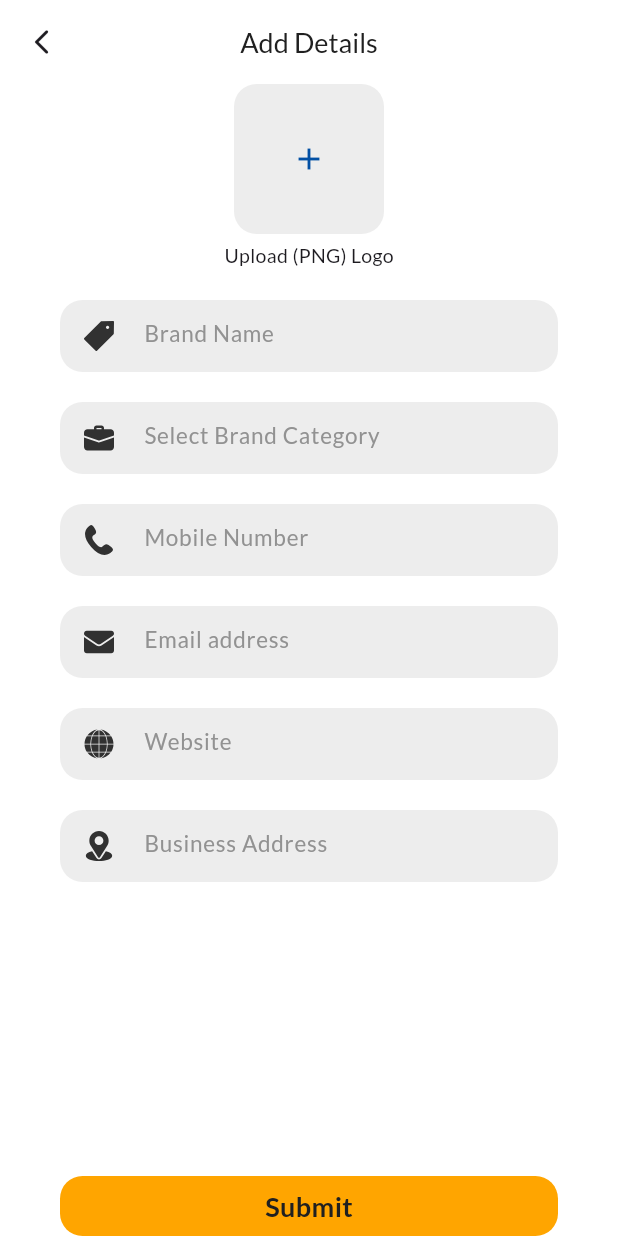
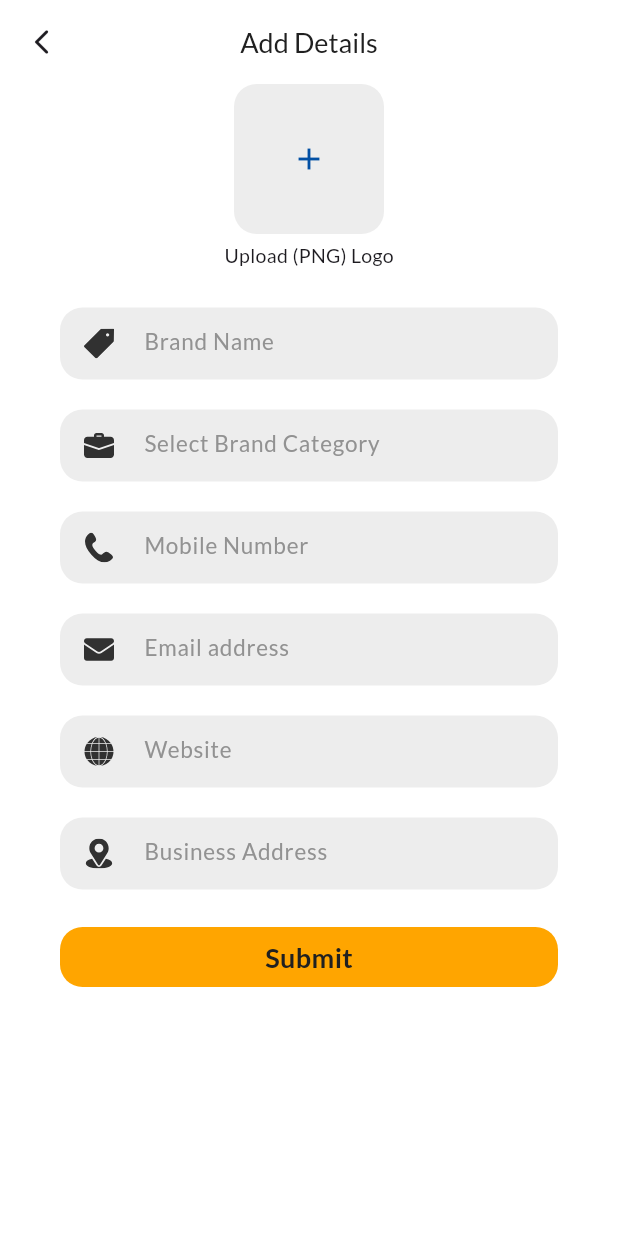
Before and after one commit to KashishDalal13/festo_post, a Flutter app: the AddDetails screen opened directly with empty values, on a phone screen of 412 x 824 dp. Run offline on Flutter 3.47's test engine with Material 3 defaults, Android fonts, the phone set to English and light mode, and no system bars; our stand-ins replace flutter_svg, pinput, shared_preferences, smooth_page_indicator; accounts and stored records are empty.

Commit message:
22:57 5/3/24 payal patel

```diff
--- a/lib/main.dart
+++ b/lib/main.dart
@@ -33,7 +33,6 @@ class MyApp extends StatelessWidget {
     return ChangeNotifierProvider(
         create: (BuildContext context) => ThemeSettings(),
         builder: (context, child) {
-          ThemeSettings settings = context.watch<ThemeSettings>();
           debugPrint(" BoolRef themeChange ${BoolRef.themeChange}");
           return MaterialApp(
             initialRoute: '/',
--- a/lib/module/login_module/provider/register_provider.dart
+++ b/lib/module/login_module/provider/register_provider.dart
@@ -2,7 +2,6 @@ import 'dart:async';
 import 'package:festo_post/utils/string.dart';
 import 'package:festo_post/widget/toast.dart';
 import 'package:flutter/material.dart';
-import 'package:flutter_svg/flutter_svg.dart';
 
 class RegisterProvider extends ChangeNotifier {
   int introIndex = 0;
@@ -28,7 +27,7 @@ class RegisterProvider extends ChangeNotifier {
     List<Map<String, dynamic>> addDetail = [
       {"svg": SvgPath.tag, "label": StrRef.brandName, "controller": "brandName"},
       {"svg": SvgPath.suitcase, "label": StrRef.brandCat, "controller": ""},
-      {"svg": SvgPath.phone, "label": StrRef.contact, "controller""": "brandMob"},
+      {"svg": SvgPath.phone, "label": StrRef.contact, "controller": "brandMob"},
       {"svg": SvgPath.email, "label": StrRef.email, "controller": "brandEmail"},
       {"svg": SvgPath.web, "label": StrRef.website, "controller": "brandWeb"},
       {"svg": SvgPath.location, "label": StrRef.businessAddress, "controller": "brandAdd"},
--- a/lib/module/login_module/view/add_details_view.dart
+++ b/lib/module/login_module/view/add_details_view.dart
@@ -32,7 +32,7 @@ class AddDetails extends StatelessWidget {
           crossAxisAlignment: CrossAxisAlignment.center,
           children: [
             GestureDetector(
-              onTap: () => print("upload"),
+              onTap: () => debugPrint("upload"),
               child: Container(
                 height: 100,
                 width: 100,
@@ -40,27 +40,45 @@ class AddDetails extends StatelessWidget {
                   borderRadius: BorderRadius.circular(15),
                   color: ColorRef.greyEDEDED,
                 ),
-                child: Icon(Icons.add,color: ColorRef.blue0250A4,),
+                child: Icon(
+                  Icons.add,
+                  color: ColorRef.blue0250A4,
+                ),
               ),
             ),
-            const SizedBox(height: 5,),
-            Text(StrRef.uploadPNG,style: const TextStyle(fontFamily: 'Lato',fontWeight: FontWeight.w400,fontSize: 13)),
-            const SizedBox(height: 10),
+            const SizedBox(
+              height: 5,
+            ),
+            Text(StrRef.uploadPNG,
+                style: const TextStyle(
+                    fontFamily: 'Lato',
+                    fontWeight: FontWeight.w400,
+                    fontSize: 13)),
+            const SizedBox(height: 15),
             Flexible(
               child: ListView.builder(
+                shrinkWrap: true,
                 itemCount: provider.addDetail.length,
                 itemBuilder: (BuildContext context, int index) {
-                return Container(
-                    margin: const EdgeInsets.symmetric(horizontal: 40, vertical: 10),
-                    decoration: BoxDecoration(borderRadius: BorderRadius.circular(15), color: ColorRef.greyEDEDED),
+                  return Container(
+                    margin: const EdgeInsets.symmetric(
+                        horizontal: 40, vertical: 10),
+                    decoration: BoxDecoration(
+                        borderRadius: BorderRadius.circular(15),
+                        color: ColorRef.greyEDEDED),
                     child: TextFormField(
                       decoration: InputDecoration(
-                        contentPadding: const EdgeInsets.symmetric(horizontal: 20, vertical: 10),
+                        contentPadding: const EdgeInsets.symmetric(
+                            horizontal: 20, vertical: 10),
                         hintText: provider.addDetail[index]['label'],
-                        hintStyle: TextStyle(fontFamily: 'Lato', fontSize: 15, color: ColorRef.grey929292),
+                        hintStyle: TextStyle(
+                            fontFamily: 'Lato',
+                            fontSize: 15,
+                            color: ColorRef.grey929292),
                         prefixIcon: Padding(
                           padding: const EdgeInsets.symmetric(horizontal: 16.0),
-                          child: SvgPicture.asset(provider.addDetail[index]['svg']),
+                          child: SvgPicture.asset(
+                              provider.addDetail[index]['svg']),
                         ),
                         border: InputBorder.none,
                       ),
@@ -69,17 +87,25 @@ class AddDetails extends StatelessWidget {
                 },
               ),
             ),
-            SizedBox(height: 15,),
+            const SizedBox(
+              height: 15,
+            ),
             GestureDetector(
-              onTap: () =>provider.onSkipOrSubmit(),
+              onTap: () => debugPrint("add"),
               child: Container(
                 height: 40,
                 margin: const EdgeInsets.symmetric(horizontal: 40),
-                decoration: BoxDecoration(color: ColorRef.yellowFFA500, borderRadius: BorderRadius.circular(15)),
+                decoration: BoxDecoration(
+                    color: ColorRef.yellowFFA500,
+                    borderRadius: BorderRadius.circular(15)),
                 alignment: Alignment.center,
                 child: Text(
                   StrRef.submit,
-                  style: TextStyle(color: ColorRef.black202020, fontSize: 18, fontWeight: FontWeight.bold, fontFamily: 'Lato'),
+                  style: TextStyle(
+                      color: ColorRef.black202020,
+                      fontSize: 18,
+                      fontWeight: FontWeight.bold,
+                      fontFamily: 'Lato'),
                 ),
               ),
             ),
--- a/lib/module/login_module/view/register_view.dart
+++ b/lib/module/login_module/view/register_view.dart
@@ -14,7 +14,6 @@ class RegisterView extends StatelessWidget {
   @override
   Widget build(BuildContext context) {
     double width = MediaQuery.of(context).size.width;
-    double height = MediaQuery.of(context).size.height;
     debugPrint("${ColorRef.commonBgColor}");
     return Column(
       children: [
@@ -45,7 +44,10 @@ class RegisterView extends StatelessWidget {
               constraints: const BoxConstraints(maxHeight: 45),
               contentPadding: const EdgeInsets.symmetric(horizontal: 20, vertical: 10),
               hintText: StrRef.contact,
-              prefixIcon: const Icon(Icons.phone, size: 20),
+              prefixIcon: Padding(
+                padding: const EdgeInsets.symmetric(horizontal: 16.0),
+                child: SvgPicture.asset(SvgPath.phone),
+              ),
               hintStyle: TextStyle(fontFamily: 'Lato', fontSize: 15, color: BoolRef.themeChange ? ColorRef.greyC5C5C5 : ColorRef.grey929292),
               border: InputBorder.none,
             ),
```
